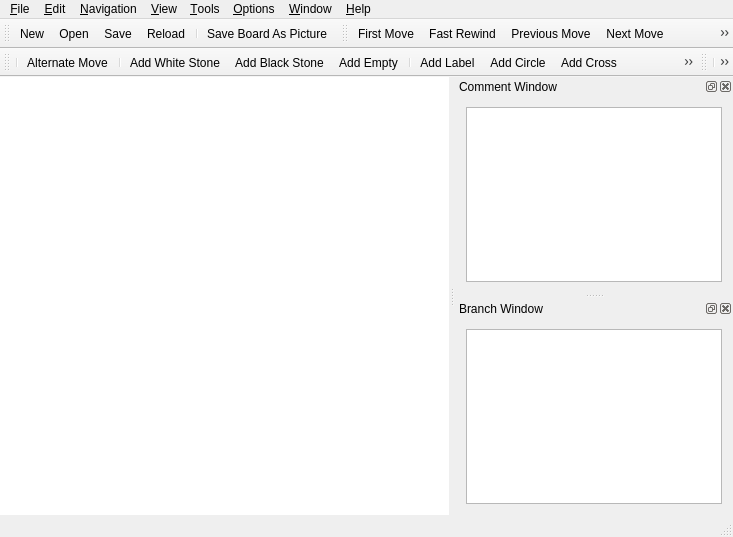
nullx002/mugo, file mainwindow.ui: the form before one commit.
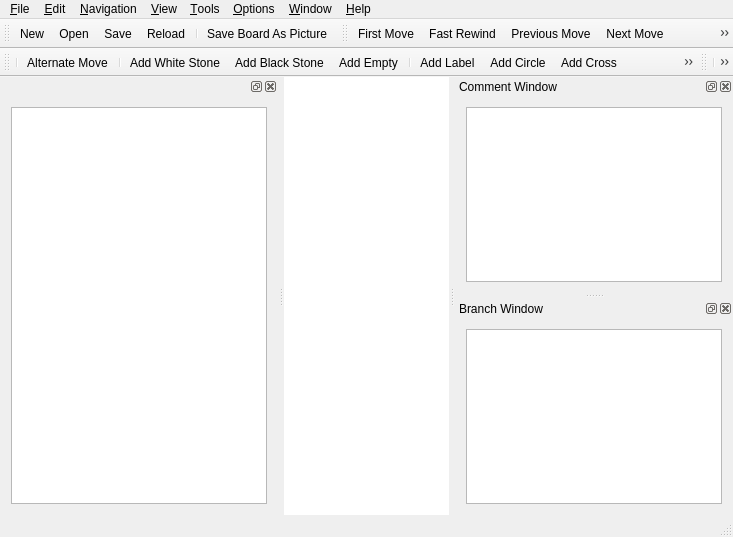
The form after the commit. Icons and pictures are not drawn. Custom widgets are drawn as their Qt base class.

Commit message: undo途中

```diff
--- a/mainwindow.ui
+++ b/mainwindow.ui
@@ -10,6 +10,12 @@
     <height>537</height>
    </rect>
   </property>
+  <property name="sizePolicy">
+   <sizepolicy hsizetype="Minimum" vsizetype="Preferred">
+    <horstretch>0</horstretch>
+    <verstretch>0</verstretch>
+   </sizepolicy>
+  </property>
   <property name="acceptDrops">
    <bool>true</bool>
   </property>
@@ -402,6 +408,24 @@
    <addaction name="separator"/>
    <addaction name="actionBranchMode"/>
   </widget>
+  <widget class="QDockWidget" name="undoDockWidget">
+   <property name="sizePolicy">
+    <sizepolicy hsizetype="Preferred" vsizetype="Preferred">
+     <horstretch>0</horstretch>
+     <verstretch>0</verstretch>
+    </sizepolicy>
+   </property>
+   <attribute name="dockWidgetArea">
+    <number>1</number>
+   </attribute>
+   <widget class="QWidget" name="dockWidgetContents">
+    <layout class="QHBoxLayout" name="horizontalLayout_2">
+     <item>
+      <widget class="QUndoView" name="undoView"/>
+     </item>
+    </layout>
+   </widget>
+  </widget>
   <action name="actionNew">
    <property name="icon">
     <iconset resource="resources.qrc">
@@ -1280,6 +1304,11 @@
    <header>boardwidget.h</header>
    <container>1</container>
   </customwidget>
+  <customwidget>
+   <class>QUndoView</class>
+   <extends>QListView</extends>
+   <header location="global">qundoview.h</header>
+  </customwidget>
  </customwidgets>
  <resources>
   <include location="resources.qrc"/>
```
Left out of the diff: 90 changed lines with no effect on the pictures. The commit also changes 10 other files.
